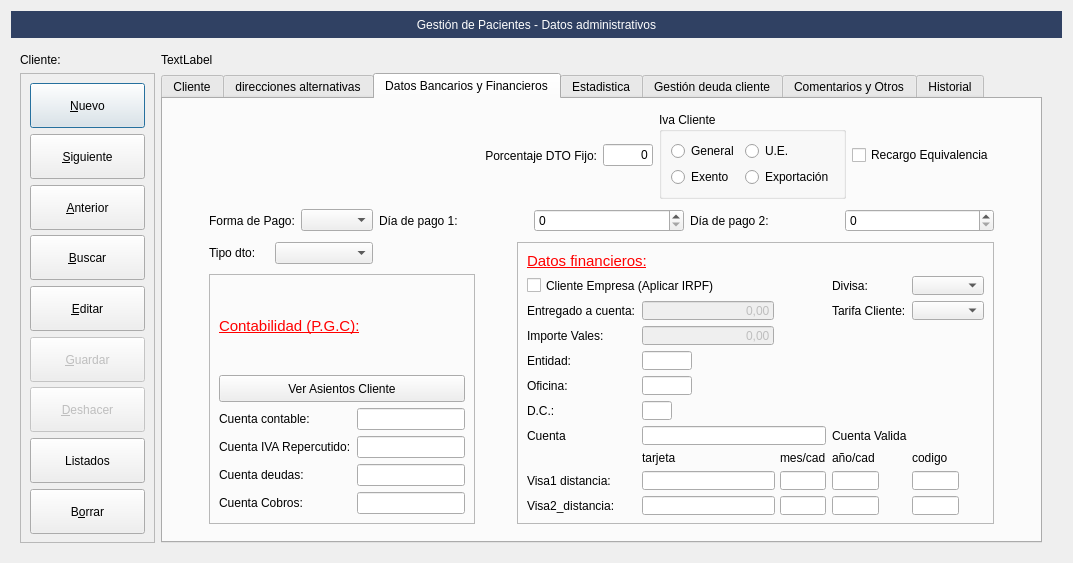
The window that Zona_Pacientes/frmClientes.ui (arcnexus/RedFoX) describes before a commit, drawn with Qt 5.
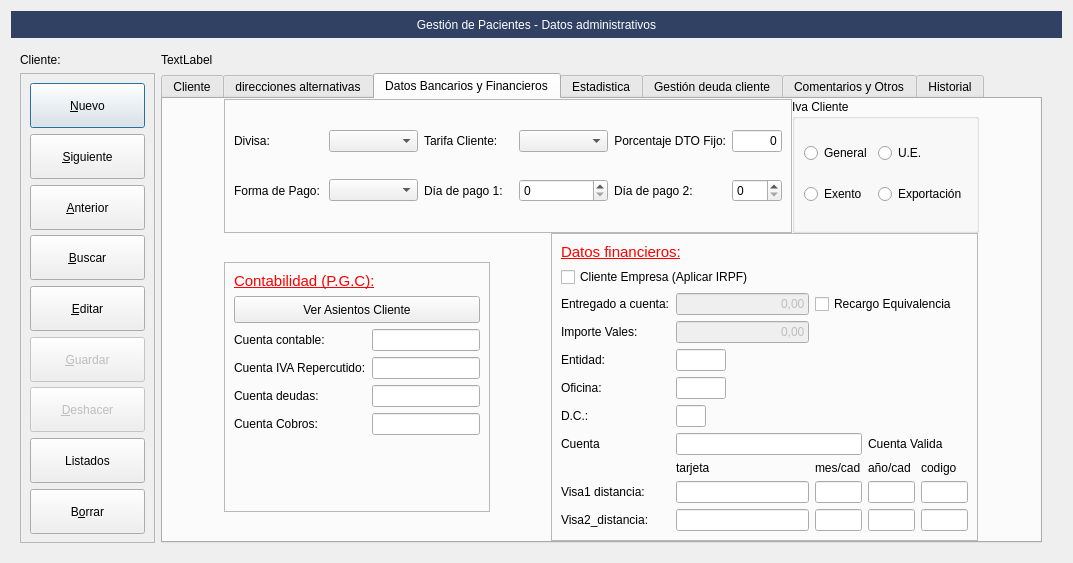
The same window after the commit. The open tabs and pages were chosen to show the change. Icons and pictures are not drawn. Custom widgets are drawn as their Qt base class.

The edit to the form file:
```diff
--- a/Zona_Pacientes/frmClientes.ui
+++ b/Zona_Pacientes/frmClientes.ui
@@ -1295,71 +1295,111 @@
            <string>Datos Bancarios y Financieros</string>
           </attribute>
           <layout class="QGridLayout" name="gridLayout_15">
-           <item row="2" column="4">
-            <spacer name="horizontalSpacer_2">
-             <property name="orientation">
-              <enum>Qt::Horizontal</enum>
-             </property>
-             <property name="sizeHint" stdset="0">
-              <size>
-               <width>40</width>
-               <height>20</height>
-              </size>
-             </property>
-            </spacer>
-           </item>
-           <item row="1" column="3" colspan="3">
-            <layout class="QHBoxLayout" name="horizontalLayout_9">
-             <item>
-              <widget class="QLabel" name="label_68">
-               <property name="text">
-                <string>Día de pago 1:</string>
-               </property>
-              </widget>
-             </item>
-             <item>
-              <widget class="QSpinBox" name="txtdia_pago1"/>
-             </item>
-             <item>
-              <widget class="QLabel" name="label_69">
-               <property name="text">
-                <string>Día de pago 2:</string>
-               </property>
-              </widget>
-             </item>
-             <item>
-              <widget class="QSpinBox" name="txtdia_pago2"/>
-             </item>
-            </layout>
-           </item>
-           <item row="0" column="1" colspan="5">
+           <property name="leftMargin">
+            <number>0</number>
+           </property>
+           <property name="topMargin">
+            <number>0</number>
+           </property>
+           <property name="rightMargin">
+            <number>0</number>
+           </property>
+           <property name="bottomMargin">
+            <number>0</number>
+           </property>
+           <property name="spacing">
+            <number>0</number>
+           </property>
+           <item row="0" column="0" colspan="2">
             <layout class="QHBoxLayout" name="horizontalLayout_3">
              <item>
               <layout class="QHBoxLayout" name="horizontalLayout">
                <item>
-                <widget class="QLabel" name="label_32">
-                 <property name="text">
-                  <string>Porcentaje DTO Fijo:</string>
+                <widget class="QFrame" name="frame_9">
+                 <property name="frameShape">
+                  <enum>QFrame::StyledPanel</enum>
                  </property>
-                 <property name="alignment">
-                  <set>Qt::AlignRight|Qt::AlignTrailing|Qt::AlignVCenter</set>
+                 <property name="frameShadow">
+                  <enum>QFrame::Raised</enum>
                  </property>
-                </widget>
-               </item>
-               <item>
-                <widget class="QLineEdit" name="txtporc_dto_cliente">
-                 <property name="maximumSize">
-                  <size>
-                   <width>50</width>
-                   <height>16777215</height>
-                  </size>
-                 </property>
-                 <property name="text">
-                  <string>0</string>
-                 </property>
-                 <property name="alignment">
-                  <set>Qt::AlignRight|Qt::AlignTrailing|Qt::AlignVCenter</set>
-                 </property>
+                 <layout class="QGridLayout" name="gridLayout_10">
+                  <item row="1" column="0">
+                   <widget class="QLabel" name="label_67">
+                    <property name="text">
+                     <string>Forma de Pago:</string>
+                    </property>
+                   </widget>
+                  </item>
+                  <item row="0" column="5">
+                   <widget class="QLineEdit" name="txtporc_dto_cliente">
+                    <property name="maximumSize">
+                     <size>
+                      <width>50</width>
+                      <height>16777215</height>
+                     </size>
+                    </property>
+                    <property name="text">
+                     <string>0</string>
+                    </property>
+                    <property name="alignment">
+                     <set>Qt::AlignRight|Qt::AlignTrailing|Qt::AlignVCenter</set>
+                    </property>
+                   </widget>
+                  </item>
+                  <item row="0" column="2">
+                   <widget class="QLabel" name="label_33">
+                    <property name="text">
+                     <string>Tarifa Cliente:</string>
+                    </property>
+                   </widget>
+                  </item>
+                  <item row="1" column="2">
+                   <widget class="QLabel" name="label_68">
+                    <property name="text">
+                     <string>Día de pago 1:</string>
+                    </property>
+                   </widget>
+                  </item>
+                  <item row="1" column="1">
+                   <widget class="QComboBox" name="cboforma_pago"/>
+                  </item>
+                  <item row="0" column="0">
+                   <widget class="QLabel" name="label_65">
+                    <property name="text">
+                     <string>Divisa:</string>
+                    </property>
+                   </widget>
+                  </item>
+                  <item row="0" column="1">
+                   <widget class="QComboBox" name="cboDivisa"/>
+                  </item>
+                  <item row="0" column="4">
+                   <widget class="QLabel" name="label_32">
+                    <property name="text">
+                     <string>Porcentaje DTO Fijo:</string>
+                    </property>
+                    <property name="alignment">
+                     <set>Qt::AlignRight|Qt::AlignTrailing|Qt::AlignVCenter</set>
+                    </property>
+                   </widget>
+                  </item>
+                  <item row="0" column="3">
+                   <widget class="QComboBox" name="cbotarifa_cliente"/>
+                  </item>
+                  <item row="1" column="3">
+                   <widget class="QSpinBox" name="txtdia_pago1"/>
+                  </item>
+                  <item row="1" column="5">
+                   <widget class="QSpinBox" name="txtdia_pago2"/>
+                  </item>
+                  <item row="1" column="4">
+                   <widget class="QLabel" name="label_69">
+                    <property name="text">
+                     <string>Día de pago 2:</string>
+                    </property>
+                   </widget>
+                  </item>
+                 </layout>
                 </widget>
                </item>
               </layout>
@@ -1407,55 +1447,110 @@
                </layout>
               </widget>
              </item>
-             <item>
-              <widget class="QCheckBox" name="chkrecargo_equivalencia">
-               <property name="text">
-                <string>Recargo Equivalencia</string>
-               </property>
-              </widget>
-             </item>
             </layout>
            </item>
-           <item row="3" column="0">
-            <spacer name="horizontalSpacer_13">
-             <property name="orientation">
-              <enum>Qt::Horizontal</enum>
+           <item row="1" column="0">
+            <widget class="QFrame" name="frame_6">
+             <property name="sizePolicy">
+              <sizepolicy hsizetype="Fixed" vsizetype="Fixed">
+               <horstretch>0</horstretch>
+               <verstretch>0</verstretch>
+              </sizepolicy>
              </property>
-             <property name="sizeHint" stdset="0">
+             <property name="minimumSize">
               <size>
-               <width>40</width>
-               <height>20</height>
+               <width>250</width>
+               <height>250</height>
               </size>
              </property>
-            </spacer>
-           </item>
-           <item row="3" column="6">
-            <spacer name="horizontalSpacer_14">
-             <property name="orientation">
-              <enum>Qt::Horizontal</enum>
+             <property name="frameShape">
+              <enum>QFrame::StyledPanel</enum>
              </property>
-             <property name="sizeHint" stdset="0">
-              <size>
-               <width>40</width>
-               <height>20</height>
-              </size>
+             <property name="frameShadow">
+              <enum>QFrame::Raised</enum>
              </property>
-            </spacer>
-           </item>
-           <item row="2" column="1">
-            <widget class="QLabel" name="label_66">
-             <property name="maximumSize">
-              <size>
-               <width>60</width>
-               <height>16777215</height>
-              </size>
-             </property>
-             <property name="text">
-              <string>Tipo dto:</string>
-             </property>
+             <layout class="QGridLayout" name="gridLayout_16">
+              <item row="0" column="0">
+               <widget class="QLabel" name="label_70">
+                <property name="text">
+                 <string>&lt;html&gt;&lt;head/&gt;&lt;body&gt;&lt;p&gt;&lt;span style=&quot; font-size:11pt; text-decoration: underline; color:#ff0000;&quot;&gt;Contabilidad (P.G.C):&lt;/span&gt;&lt;/p&gt;&lt;/body&gt;&lt;/html&gt;</string>
+                </property>
+               </widget>
+              </item>
+              <item row="1" column="0">
+               <widget class="QPushButton" name="pushButton">
+                <property name="minimumSize">
+                 <size>
+                  <width>0</width>
+                  <height>27</height>
+                 </size>
+                </property>
+                <property name="text">
+                 <string>Ver Asientos Cliente</string>
+                </property>
+               </widget>
+              </item>
+              <item row="2" column="0">
+               <layout class="QFormLayout" name="formLayout">
+                <item row="0" column="0">
+                 <widget class="QLabel" name="label_71">
+                  <property name="text">
+                   <string>Cuenta contable:</string>
+                  </property>
+                 </widget>
+                </item>
+                <item row="0" column="1">
+                 <widget class="QLineEdit" name="txtcuenta_contable"/>
+                </item>
+                <item row="1" column="0">
+                 <widget class="QLabel" name="label_72">
+                  <property name="text">
+                   <string>Cuenta IVA Repercutido:</string>
+                  </property>
+                 </widget>
+                </item>
+                <item row="1" column="1">
+                 <widget class="QLineEdit" name="txtcuenta_iva_repercutido"/>
+                </item>
+                <item row="2" column="0">
+                 <widget class="QLabel" name="label_73">
+                  <property name="text">
+                   <string>Cuenta deudas:</string>
+                  </property>
+                 </widget>
+                </item>
+                <item row="2" column="1">
+                 <widget class="QLineEdit" name="txtcuenta_deudas"/>
+                </item>
+                <item row="3" column="0">
+                 <widget class="QLabel" name="label_74">
+                  <property name="text">
+                   <string>Cuenta Cobros:</string>
+                  </property>
+                 </widget>
+                </item>
+                <item row="3" column="1">
+                 <widget class="QLineEdit" name="txtcuenta_cobros"/>
+                </item>
+               </layout>
+              </item>
+              <item row="3" column="0">
+               <spacer name="verticalSpacer_3">
+                <property name="orientation">
+                 <enum>Qt::Vertical</enum>
+                </property>
+                <property name="sizeHint" stdset="0">
+                 <size>
+                  <width>20</width>
+                  <height>40</height>
+                 </size>
+                </property>
+               </spacer>
+              </item>
+             </layout>
             </widget>
            </item>
-           <item row="2" column="5" rowspan="2">
+           <item row="1" column="1">
             <widget class="QFrame" name="frame_7">
              <property name="sizePolicy">
               <sizepolicy hsizetype="Fixed" vsizetype="Fixed">
@@ -1465,7 +1560,7 @@
              </property>
              <property name="minimumSize">
               <size>
-               <width>350</width>
+               <width>352</width>
                <height>250</height>
               </size>
              </property>
@@ -1728,26 +1823,6 @@
                   </property>
                  </widget>
                 </item>
-                <item row="0" column="3">
-                 <widget class="QLabel" name="label_65">
-                  <property name="text">
-                   <string>Divisa:</string>
-                  </property>
-                 </widget>
-                </item>
-                <item row="0" column="4">
-                 <widget class="QComboBox" name="cboDivisa"/>
-                </item>
-                <item row="1" column="3">
-                 <widget class="QLabel" name="label_33">
-                  <property name="text">
-                   <string>Tarifa Cliente:</string>
-                  </property>
-                 </widget>
-                </item>
-                <item row="1" column="4">
-                 <widget class="QComboBox" name="cbotarifa_cliente"/>
-                </item>
                 <item row="1" column="1">
                  <widget class="QLineEdit" name="txtimporte_a_cuenta">
                   <property name="enabled">
@@ -1780,6 +1855,13 @@
                   </property>
                  </widget>
                 </item>
+                <item row="1" column="2" colspan="3">
+                 <widget class="QCheckBox" name="chkrecargo_equivalencia">
+                  <property name="text">
+                   <string>Recargo Equivalencia</string>
+                  </property>
+                 </widget>
+                </item>
                </layout>
               </item>
               <item row="0" column="0">
@@ -1792,117 +1874,6 @@
              </layout>
             </widget>
            </item>
-           <item row="3" column="1" colspan="4">
-            <widget class="QFrame" name="frame_6">
-             <property name="sizePolicy">
-              <sizepolicy hsizetype="Fixed" vsizetype="Fixed">
-               <horstretch>0</horstretch>
-               <verstretch>0</verstretch>
-              </sizepolicy>
-             </property>
-             <property name="minimumSize">
-              <size>
-               <width>250</width>
-               <height>250</height>
-              </size>
-             </property>
-             <property name="maximumSize">
-              <size>
-               <width>16777215</width>
-               <height>16777215</height>
-              </size>
-             </property>
-             <property name="frameShape">
-              <enum>QFrame::StyledPanel</enum>
-             </property>
-             <property name="frameShadow">
-              <enum>QFrame::Raised</enum>
-             </property>
-             <layout class="QGridLayout" name="gridLayout_16">
-              <item row="2" column="0">
-               <layout class="QFormLayout" name="formLayout">
-                <item row="0" column="0">
-                 <widget class="QLabel" name="label_71">
-                  <property name="text">
-                   <string>Cuenta contable:</string>
-                  </property>
-                 </widget>
-                </item>
-                <item row="0" column="1">
-                 <widget class="QLineEdit" name="txtcuenta_contable"/>
-                </item>
-                <item row="1" column="0">
-                 <widget class="QLabel" name="label_72">
-                  <property name="text">
-                   <string>Cuenta IVA Repercutido:</string>
-                  </property>
-                 </widget>
-                </item>
-                <item row="1" column="1">
-                 <widget class="QLineEdit" name="txtcuenta_iva_repercutido"/>
-                </item>
-                <item row="2" column="0">
-                 <widget class="QLabel" name="label_73">
-                  <property name="text">
-                   <string>Cuenta deudas:</string>
-                  </property>
-                 </widget>
-                </item>
-                <item row="2" column="1">
-                 <widget class="QLineEdit" name="txtcuenta_deudas"/>
-                </item>
-                <item row="3" column="0">
-                 <widget class="QLabel" name="label_74">
-                  <property name="text">
-                   <string>Cuenta Cobros:</string>
-                  </property>
-                 </widget>
-                </item>
-                <item row="3" column="1">
-                 <widget class="QLineEdit" name="txtcuenta_cobros"/>
-                </item>
-               </layout>
-              </item>
-              <item row="0" column="0">
-               <widget class="QLabel" name="label_70">
-                <property name="text">
-                 <string>&lt;html&gt;&lt;head/&gt;&lt;body&gt;&lt;p&gt;&lt;span style=&quot; font-size:11pt; text-decoration: underline; color:#ff0000;&quot;&gt;Contabilidad (P.G.C):&lt;/span&gt;&lt;/p&gt;&lt;/body&gt;&lt;/html&gt;</string>
-                </property>
-               </widget>
-              </item>
-              <item row="1" column="0">
-               <widget class="QPushButton" name="pushButton">
-                <property name="minimumSize">
-                 <size>
-                  <width>0</width>
-                  <height>27</height>
-                 </size>
-                </property>
-                <property name="text">
-                 <string>Ver Asientos Cliente</string>
-                </property>
-               </widget>
-              </item>
-             </layout>
-            </widget>
-           </item>
-           <item row="2" column="2">
-            <widget class="QComboBox" name="cbotipo_dto"/>
-           </item>
-           <item row="1" column="1" colspan="2">
-            <layout class="QHBoxLayout" name="horizontalLayout_8">
-             <item>
-              <widget class="QLabel" name="label_67">
-               <property name="text">
-                <string>Forma de Pago:</string>
-               </property>
-              </widget>
-             </item>
-             <item>
-              <widget class="QComboBox" name="cboforma_pago"/>
-             </item>
-            </layout>
-           </item>
           </layout>
          </widget>
          <widget class="QWidget" name="tab_4">
```
Left out of the diff: 8 changed lines with no effect on the pictures.
